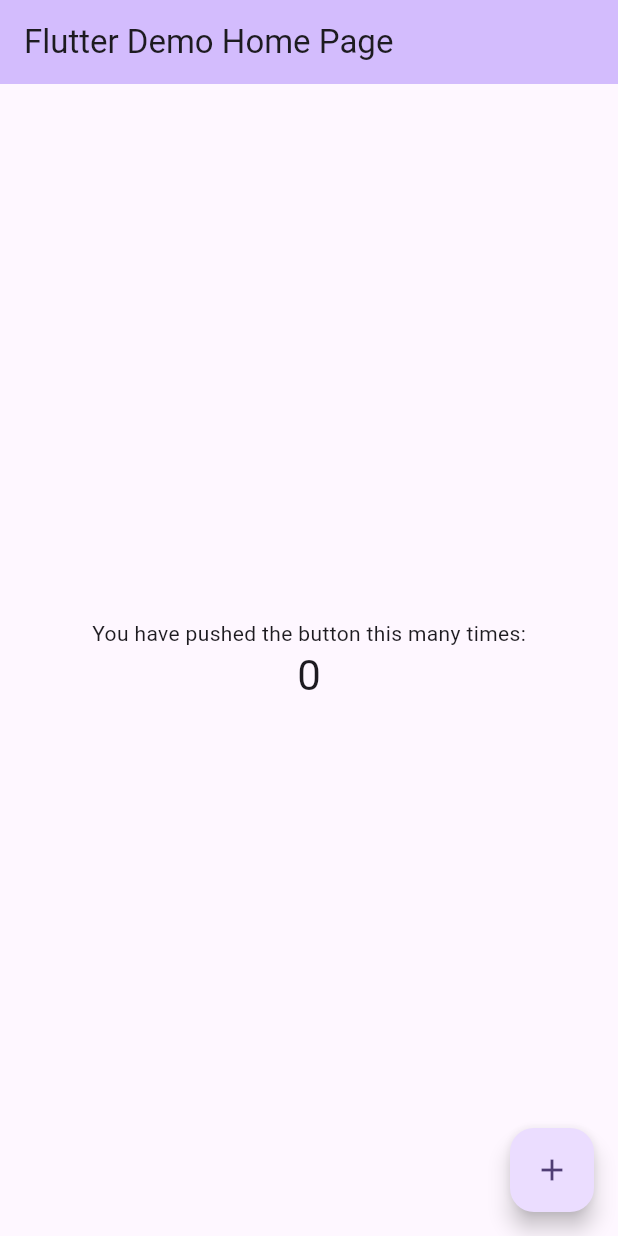
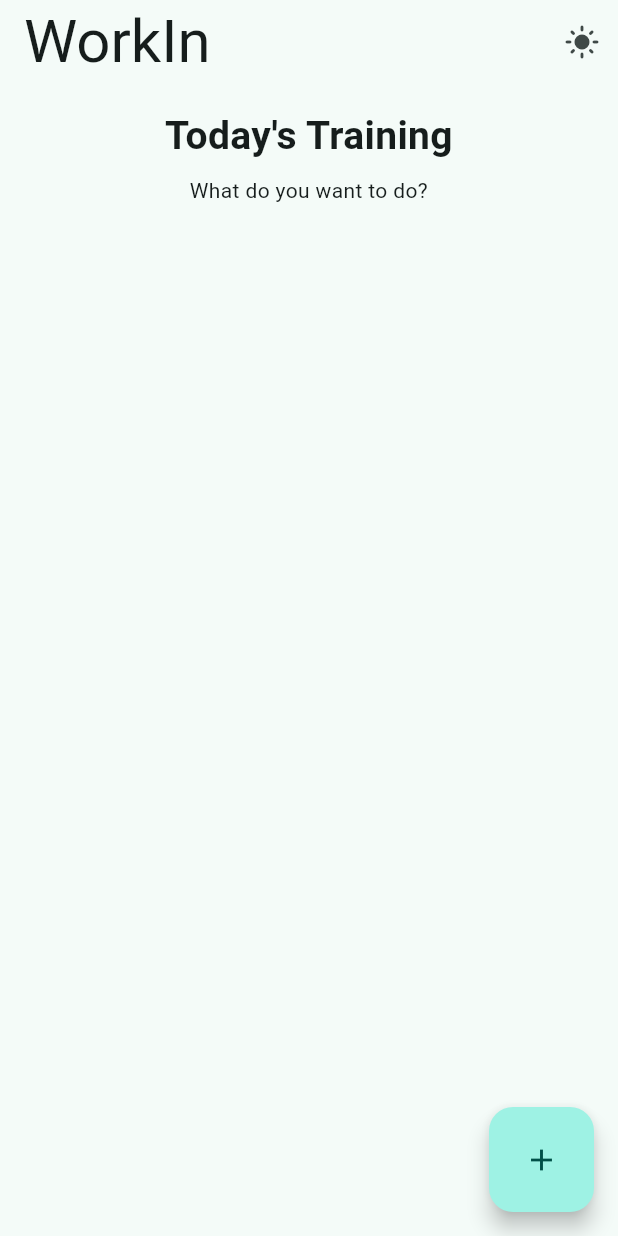
Before and after one commit to Valagit12/workin, a Flutter app: the screen it shows after launch, on a phone screen of 412 x 824 dp. Run offline on Flutter 3.47's test engine with Material 3 defaults, Android fonts, the phone set to English and light mode, and no system bars; our stand-ins replace hive, hive_flutter; accounts and stored records are empty.

Commit message:
added first stuff

```diff
--- /dev/null
+++ b/workin/lib/appconstants.dart
@@ -0,0 +1,16 @@
+import 'dart:ui';
+
+class AppStrings {
+  static const appTitle = "Workin";
+  static const todayTitle = "Today's Training";
+  static const todaySubtitle = 'What do you want to do?';
+  static const addWorkout = 'Add Workout';
+  static const trackWorkout = 'Track Workout';
+}
+
+class AppSpacing {
+  static const xSmall = 8.0;
+  static const small = 12.0;
+  static const medium = 16.0;
+  static const large = 24.0;
+}
--- /dev/null
+++ b/workin/lib/data/notifiers.dart
@@ -0,0 +1,6 @@
+//ValueNotifier: hold the data
+// valuelistenablebuilder: listen to the data (dont need setstate)
+
+import 'package:flutter/material.dart';
+
+ValueNotifier<bool> isDarkModeNotifier = ValueNotifier(false);
--- a/workin/lib/main.dart
+++ b/workin/lib/main.dart
@@ -1,122 +1,24 @@
 import 'package:flutter/material.dart';
+import 'package:workin/data/notifiers.dart';
+import 'package:workin/widgets/workinapp_widget.dart';
+import 'package:workin/widgets/workoutcard.dart';
+import 'package:hive_flutter/hive_flutter.dart';
+import 'models/workout.dart';
+import 'screens/workout_screen.dart';
+import 'appconstants.dart';
 
-void main() {
-  runApp(const MyApp());
+Future<void> main() async {
+  WidgetsFlutterBinding.ensureInitialized();
+
+  await Hive.initFlutter();
+
+  Hive.registerAdapter(WorkoutAdapter());
+  Hive.registerAdapter(ExerciseAdapter());
+  Hive.registerAdapter(ExerciseSetAdapter());
+
+  await Hive.openBox<Workout>('workouts');
+
+  runApp(
+    const WorkinApp(),
+  ); // why does nothing change when I swap WorkinApp for HomeScreen
 }
-
-class MyApp extends StatelessWidget {
-  const MyApp({super.key});
-
-  // This widget is the root of your application.
-  @override
-  Widget build(BuildContext context) {
-    return MaterialApp(
-      title: 'Flutter Demo',
-      theme: ThemeData(
-        // This is the theme of your application.
-        //
-        // TRY THIS: Try running your application with "flutter run". You'll see
-        // the application has a purple toolbar. Then, without quitting the app,
-        // try changing the seedColor in the colorScheme below to Colors.green
-        // and then invoke "hot reload" (save your changes or press the "hot
-        // reload" button in a Flutter-supported IDE, or press "r" if you used
-        // the command line to start the app).
-        //
-        // Notice that the counter didn't reset back to zero; the application
-        // state is not lost during the reload. To reset the state, use hot
-        // restart instead.
-        //
-        // This works for code too, not just values: Most code changes can be
-        // tested with just a hot reload.
-        colorScheme: .fromSeed(seedColor: Colors.deepPurple),
-      ),
-      home: const MyHomePage(title: 'Flutter Demo Home Page'),
-    );
-  }
-}
-
-class MyHomePage extends StatefulWidget {
-  const MyHomePage({super.key, required this.title});
-
-  // This widget is the home page of your application. It is stateful, meaning
-  // that it has a State object (defined below) that contains fields that affect
-  // how it looks.
-
-  // This class is the configuration for the state. It holds the values (in this
-  // case the title) provided by the parent (in this case the App widget) and
-  // used by the build method of the State. Fields in a Widget subclass are
-  // always marked "final".
-
-  final String title;
-
-  @override
-  State<MyHomePage> createState() => _MyHomePageState();
-}
-
-class _MyHomePageState extends State<MyHomePage> {
-  int _counter = 0;
-
-  void _incrementCounter() {
-    setState(() {
-      // This call to setState tells the Flutter framework that something has
-      // changed in this State, which causes it to rerun the build method below
-      // so that the display can reflect the updated values. If we changed
-      // _counter without calling setState(), then the build method would not be
-      // called again, and so nothing would appear to happen.
-      _counter++;
-    });
-  }
-
-  @override
-  Widget build(BuildContext context) {
-    // This method is rerun every time setState is called, for instance as done
-    // by the _incrementCounter method above.
-    //
-    // The Flutter framework has been optimized to make rerunning build methods
-    // fast, so that you can just rebuild anything that needs updating rather
-    // than having to individually change instances of widgets.
-    return Scaffold(
-      appBar: AppBar(
-        // TRY THIS: Try changing the color here to a specific color (to
-        // Colors.amber, perhaps?) and trigger a hot reload to see the AppBar
-        // change color while the other colors stay the same.
-        backgroundColor: Theme.of(context).colorScheme.inversePrimary,
-        // Here we take the value from the MyHomePage object that was created by
-        // the App.build method, and use it to set our appbar title.
-        title: Text(widget.title),
-      ),
-      body: Center(
-        // Center is a layout widget. It takes a single child and positions it
-        // in the middle of the parent.
-        child: Column(
-          // Column is also a layout widget. It takes a list of children and
-          // arranges them vertically. By default, it sizes itself to fit its
-          // children horizontally, and tries to be as tall as its parent.
-          //
-          // Column has various properties to control how it sizes itself and
-          // how it positions its children. Here we use mainAxisAlignment to
-          // center the children vertically; the main axis here is the vertical
-          // axis because Columns are vertical (the cross axis would be
-          // horizontal).
-          //
-          // TRY THIS: Invoke "debug painting" (choose the "Toggle Debug Paint"
-          // action in the IDE, or press "p" in the console), to see the
-          // wireframe for each widget.
-          mainAxisAlignment: .center,
-          children: [
-            const Text('You have pushed the button this many times:'),
-            Text(
-              '$_counter',
-              style: Theme.of(context).textTheme.headlineMedium,
-            ),
-          ],
-        ),
-      ),
-      floatingActionButton: FloatingActionButton(
-        onPressed: _incrementCounter,
-        tooltip: 'Increment',
-        child: const Icon(Icons.add),
-      ),
-    );
-  }
-}
--- /dev/null
+++ b/workin/lib/models/workout.dart
@@ -0,0 +1,46 @@
+import 'package:hive/hive.dart';
+
+part 'workout.g.dart';
+
+@HiveType(typeId: 0)
+class Workout extends HiveObject {
+  @HiveField(0)
+  String id;
+
+  @HiveField(1)
+  String name;
+
+  @HiveField(3)
+  List<Exercise> exercises;
+
+  Workout({required this.id, required this.name, required this.exercises});
+}
+
+@HiveType(typeId: 1)
+class Exercise {
+  @HiveField(0)
+  String name;
+
+  @HiveField(1)
+  List<ExerciseSet> sets;
+
+  Exercise({required this.name, required this.sets});
+}
+
+@HiveType(typeId: 2)
+class ExerciseSet {
+  @HiveField(0)
+  int reps;
+
+  @HiveField(1)
+  double weight;
+
+  @HiveField(2)
+  double resttime;
+
+  ExerciseSet({
+    required this.reps,
+    required this.weight,
+    required this.resttime,
+  });
+}
--- /dev/null
+++ b/workin/lib/screens/home_screen.dart
@@ -0,0 +1,53 @@
+import 'package:flutter/material.dart';
+import 'package:hive/hive.dart';
+import 'package:workin/screens/workout_screen.dart';
+import 'package:workin/widgets/add_workout_button.dart';
+import 'package:workin/widgets/home_app_bar.dart';
+
+import '../appconstants.dart';
+import '../data/notifiers.dart';
+import '../models/workout.dart';
+
+class HomeScreen extends StatelessWidget {
+  const HomeScreen({super.key});
+
+  @override
+  Widget build(BuildContext context) {
+    return SafeArea(
+      child: Scaffold(
+        appBar: HomeAppBar(),
+        floatingActionButton: AddWorkoutButton(),
+        body: SafeArea(
+          child: Center(
+            child: ConstrainedBox(
+              constraints: const BoxConstraints(maxWidth: 400),
+              child: ScrollConfiguration(
+                behavior: ScrollConfiguration.of(
+                  context,
+                ).copyWith(scrollbars: false),
+                child: ListView(
+                  padding: const EdgeInsets.all(AppSpacing.medium),
+                  children: [
+                    const Text(
+                      'Today\'s Training',
+                      textAlign: TextAlign.center,
+                      style: TextStyle(
+                        fontSize: 26,
+                        fontWeight: FontWeight.bold,
+                      ),
+                    ),
+                    const SizedBox(height: AppSpacing.xSmall),
+                    const Text(
+                      'What do you want to do?',
+                      textAlign: TextAlign.center,
+                    ),
+                  ],
+                ),
+              ),
+            ),
+          ),
+        ),
+      ),
+    );
+  }
+}
--- /dev/null
+++ b/workin/lib/widgets/add_workout_button.dart
@@ -0,0 +1,42 @@
+import 'package:flutter/material.dart';
+import 'package:hive/hive.dart';
+
+import '../models/workout.dart';
+import '../screens/workout_screen.dart';
+
+class AddWorkoutButton extends StatelessWidget {
+  const AddWorkoutButton({super.key});
+
+  @override
+  Widget build(BuildContext context) {
+    final workoutsBox = Hive.box<Workout>('workouts');
+    return SizedBox(
+      height: 70,
+      width: 70,
+      child: FloatingActionButton(
+        child: Icon(Icons.add),
+        onPressed: () async {
+          debugPrint('Add Workout Tapped');
+          final workout = Workout(
+            id: DateTime.now().millisecondsSinceEpoch.toString(),
+            name: 'Full Body',
+            exercises: [
+              Exercise(name: 'Bench Press', sets: []),
+              Exercise(name: 'Lateral Raises', sets: []),
+              Exercise(name: 'Bicep Curls', sets: []),
+              Exercise(name: 'Calf Raises', sets: []),
+            ],
+          );
+
+          final key = await workoutsBox.add(workout);
+
+          if (context.mounted) {
+            Navigator.of(context).push(
+              MaterialPageRoute(builder: (_) => WorkoutScreen(workoutKey: key)),
+            );
+          }
+        },
+      ),
+    );
+  }
+}
--- /dev/null
+++ b/workin/lib/widgets/home_app_bar.dart
@@ -0,0 +1,30 @@
+import 'package:flutter/material.dart';
+
+import '../data/notifiers.dart';
+
+class HomeAppBar extends StatelessWidget implements PreferredSizeWidget {
+  const HomeAppBar({super.key});
+
+  @override
+  Widget build(BuildContext context) {
+    return AppBar(
+      title: Text("WorkIn", style: TextStyle(fontSize: 40)),
+      actions: [
+        IconButton(
+          onPressed: () {
+            isDarkModeNotifier.value = !isDarkModeNotifier.value;
+          },
+          icon: ValueListenableBuilder(
+            valueListenable: isDarkModeNotifier,
+            builder: (context, isDarkmode, children) {
+              return Icon(isDarkmode ? Icons.dark_mode : Icons.light_mode);
+            },
+          ),
+        ),
+      ],
+    );
+  }
+
+  @override
+  Size get preferredSize => const Size.fromHeight(kToolbarHeight);
+}
--- /dev/null
+++ b/workin/lib/widgets/workinapp_widget.dart
@@ -0,0 +1,28 @@
+import 'package:flutter/material.dart';
+
+import '../data/notifiers.dart';
+import '../screens/home_screen.dart';
+
+class WorkinApp extends StatelessWidget {
+  const WorkinApp({super.key});
+
+  @override
+  Widget build(BuildContext context) {
+    return ValueListenableBuilder(
+      valueListenable: isDarkModeNotifier,
+      builder: (ontext, isDarkMode, child) {
+        return MaterialApp(
+          title: 'Lifting Tracker',
+          debugShowCheckedModeBanner: false,
+          theme: ThemeData(
+            colorScheme: ColorScheme.fromSeed(
+              seedColor: Colors.teal,
+              brightness: isDarkMode ? Brightness.dark : Brightness.light,
+            ),
+          ),
+          home: const HomeScreen(),
+        );
+      },
+    );
+  }
+}
```
Also changed, not shown: workin/lib/screens/workout_screen.dart (added, +117 -0 lines), workin/lib/views/pages/widget_tree.dart (added, +82 -0 lines), workin/lib/widgets/workoutcard.dart (added, +23 -0 lines), workin/pubspec.yaml (+18 -1 lines), workin/lib/models/workout.g.dart (added), workin/pubspec.lock, 1 other file.
